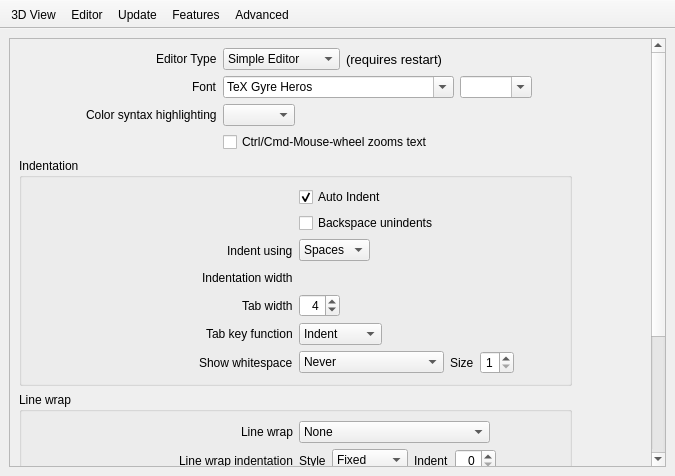
Before: the Qt Designer form src/Preferences.ui in openscad/openscad, drawn with Qt 5.
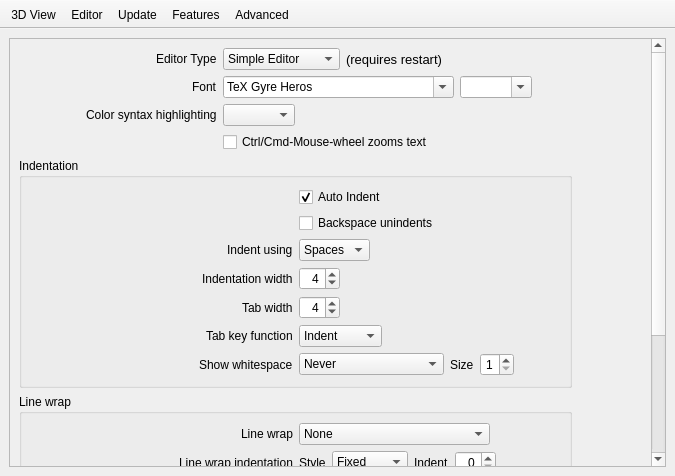
After: the same form once the commit is applied. Icons and pictures are not drawn.

Patch:
```diff
--- a/src/Preferences.ui
+++ b/src/Preferences.ui
@@ -357,7 +357,7 @@
                <string>Indentation</string>
               </property>
               <layout class="QGridLayout" name="gridLayout_3">
-               <item row="2" column="1">
+               <item row="3" column="1">
                 <layout class="QHBoxLayout" name="horizontalLayout_16">
                  <item>
                   <widget class="QSpinBox" name="spinBoxIndentationWidth">
@@ -410,6 +410,19 @@
                  </property>
                 </widget>
                </item>
+               <item row="1" column="0">
+                <spacer name="horizontalSpacer_32">
+                 <property name="orientation">
+                  <enum>Qt::Horizontal</enum>
+                 </property>
+                 <property name="sizeHint" stdset="0">
+                  <size>
+                   <width>223</width>
+                   <height>20</height>
+                  </size>
+                 </property>
+                </spacer>
+               </item>
                <item row="1" column="1">
                 <widget class="QCheckBox" name="checkBoxBackspaceUnindents">
                  <property name="text">
```
